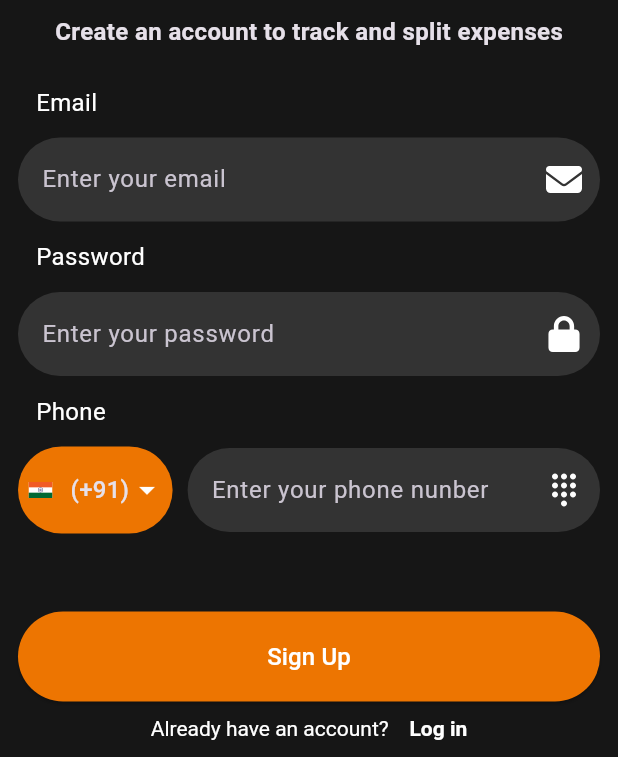
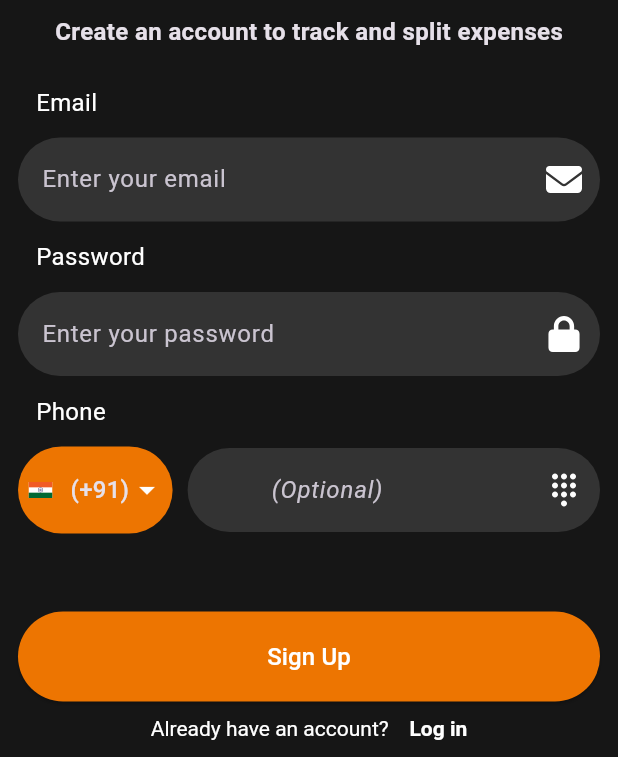
Before and after one commit to projectsojess/splitbuddyapp, a Flutter app: the SignUpScreen screen opened directly, on a phone screen of 412 x 824 dp, the part 479-1236 px from its top. Run offline on Flutter 3.47's test engine with Material 3 defaults, Android fonts, the phone set to English and light mode, and no system bars; our stand-ins replace flutter_svg, shared_preferences; accounts and stored records are empty; network calls fail; Roboto replaces fonts that are missing (Source Sans Pro).

```diff
--- a/lib/constants/request_headers.dart
+++ b/lib/constants/request_headers.dart
@@ -1,7 +1,13 @@
+// ignore_for_file: constant_identifier_names
+
 class RequestHeaders {
+  static const JWT_HEADER = 'x-auth-token';
+  static const CONTENT_TYPE_HEADER = 'Content-Type';
+  static const JSON_TYPE = 'application/json; charset=UTF-8';
+
   static Map<String, String> getUnAuthenticatedHeaders() {
     return <String, String>{
-      'Content-Type': 'application/json; charset=UTF-8',
+      CONTENT_TYPE_HEADER: JSON_TYPE,
     };
   }
 }
--- a/lib/constants/server_constants.dart
+++ b/lib/constants/server_constants.dart
@@ -1,4 +1,6 @@
 class ServerConstants {
   static const String serverUrl = 'http://localhost:8800';
+
   static const String signupUrl = '/api/users/create-user';
+  static const String signinUrl = '/api/users//log-in';
 }
--- a/lib/feature/auth/services/auth_services.dart
+++ /dev/null
@@ -1,48 +0,0 @@
-import 'package:flutter/material.dart';
-import 'package:splitbuddy/common/common.dart';
-import 'package:splitbuddy/constants/constants.dart';
-import 'package:splitbuddy/dtos/user.dart';
-import 'package:http/http.dart' as http;
-import 'package:splitbuddy/feature/auth/views/login_view.dart';
-
-class AuthService {
-  static void SignUpUser({
-    required BuildContext context,
-    required String email,
-    required String password,
-    required String username,
-    String? phone,
-  }) async {
-    try {
-      User user = User(
-          userId: '',
-          username: username,
-          email: email,
-          token: '',
-          password: password,
-          phone: phone);
-
-      http.Response res = await http.post(
-        Uri.parse('${ServerConstants.serverUrl}${ServerConstants.signupUrl}'),
-        body: user.toJson(),
-        headers: RequestHeaders.getUnAuthenticatedHeaders(),
-      );
-
-      httpErrorHandle(
-        response: res,
-        context: context,
-        onSuccess: () {
-          Navigator.push(
-            context,
-            LoginView.route(),
-          );
-        },
-      );
-    } catch (e) {
-      showSnackbar(
-        context,
-        e.toString(),
-      );
-    }
-  }
-}
--- a/lib/feature/auth/views/signup_screen.dart
+++ b/lib/feature/auth/views/signup_screen.dart
@@ -3,9 +3,9 @@ import 'package:flutter/material.dart';
 import 'package:splitbuddy/constants/asset_constants.dart';
 import 'package:splitbuddy/constants/ui_constants.dart';
 import 'package:splitbuddy/dtos/country.dart';
-import 'package:splitbuddy/feature/auth/services/auth_services.dart';
 import 'package:splitbuddy/feature/auth/views/login_view.dart';
 import 'package:splitbuddy/feature/auth/widgets/auth_field.dart';
+import 'package:splitbuddy/services/auth_services.dart';
 import 'package:splitbuddy/themes/pallete.dart';
 
 class SignUpScreen extends StatefulWidget {
@@ -25,9 +25,10 @@ class _SignUpScreenState extends State<SignUpScreen> {
   final String iconPathEmail = AssetConstants.envelope;
   final String iconPathPassword = AssetConstants.lock;
   final String iconPathDialpad = AssetConstants.dialpad;
+  final AuthService authService = AuthService();
 
   void signUpUser() {
-    AuthService.SignUpUser(
+    authService.SignUpUser(
       context: context,
       email: emailController.text,
       password: passwordController.text,
@@ -173,7 +174,10 @@ class _SignUpScreenState extends State<SignUpScreen> {
                         decoration: InputDecoration(
                             filled: true,
                             fillColor: Pallete.inputFieldBgColor,
-                            hintText: 'Enter your phone nunber',
+                            hintStyle: TextStyle(
+                              fontStyle: FontStyle.italic,
+                            ),
+                            hintText: '         (Optional)',
                             suffixIcon: UIConstants.getSVGIcon(
                                 iconPathDialpad, Pallete.authIconsColor),
                             border: OutlineInputBorder(
--- /dev/null
+++ b/lib/services/service.dart
@@ -0,0 +1,2 @@
+export './auth_services.dart';
+export './shared_preference_service.dart';
--- a/pubspec.yaml
+++ b/pubspec.yaml
@@ -38,6 +38,7 @@ dependencies:
   cupertino_icons: ^1.0.2
   provider: ^6.1.1
   http: ^1.1.2
+  shared_preferences: ^2.2.2
 
 dev_dependencies:
   flutter_test:
```
Also changed, not shown: lib/feature/auth/views/login_view.dart (+12 -1 lines), lib/feature/home/views/home_screen.dart (+18 -0 lines), lib/services/auth_services.dart (added, +92 -0 lines), lib/services/shared_preference_service.dart (added, +25 -0 lines), pubspec.lock, 11 other files.
